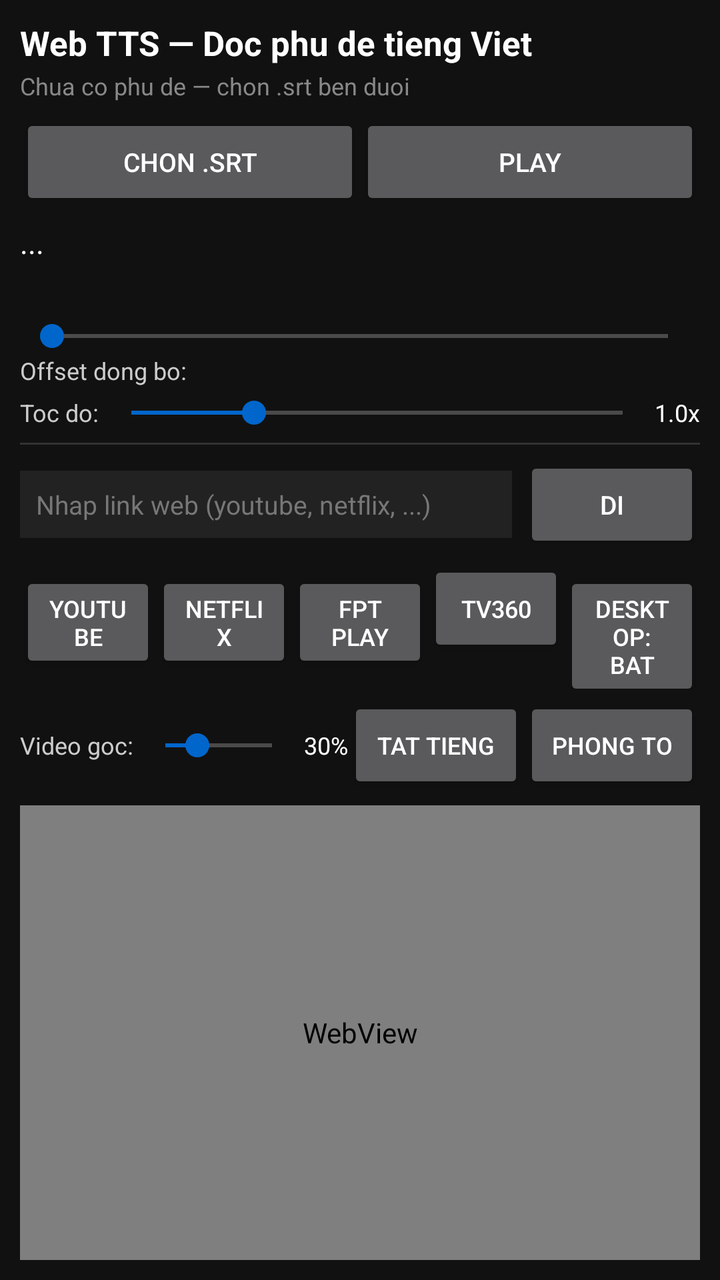
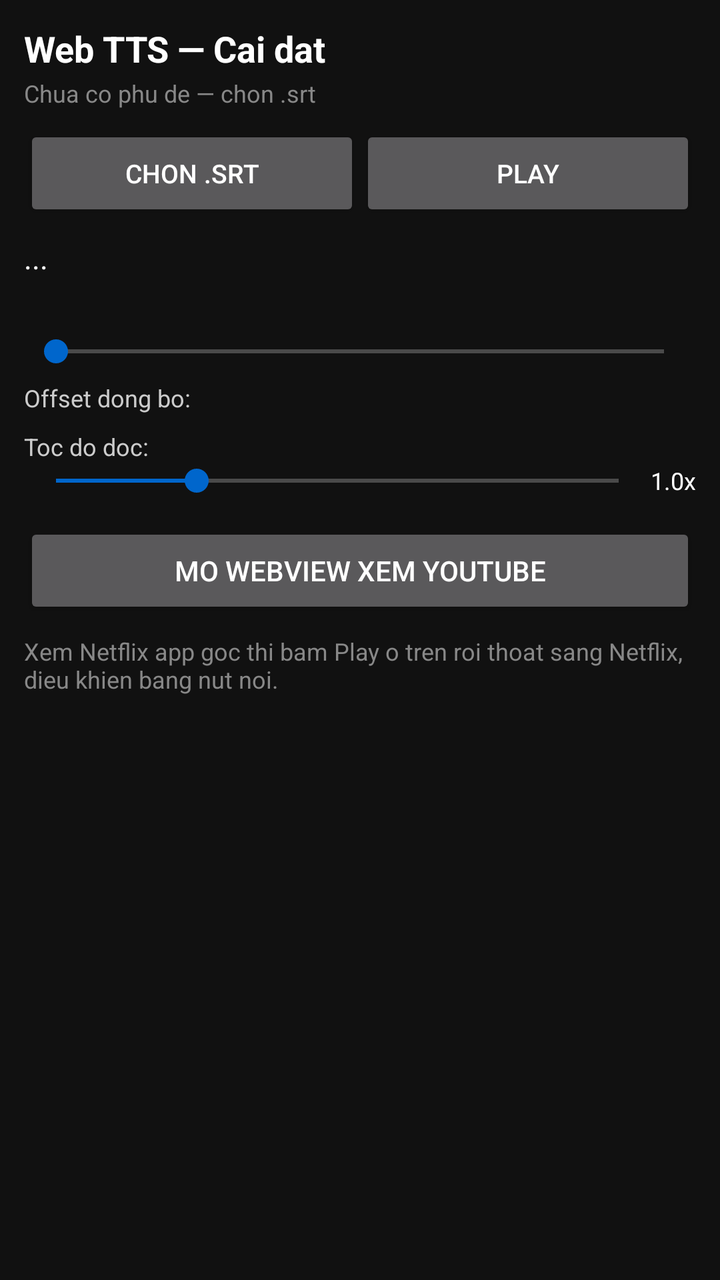

Before-and-after screenshots of an Android layout around one commit, followed by the original layout XML and the change that was made.
<!-- AndroidManifest.xml: application theme Theme.WebTTS -->
<!-- res/layout/activity_main.xml -->
<?xml version="1.0" encoding="utf-8"?>
<LinearLayout xmlns:android="http://schemas.android.com/apk/res/android"
    android:id="@+id/rootLayout"
    android:layout_width="match_parent"
    android:layout_height="match_parent"
    android:orientation="vertical"
    android:background="#111111"
    android:padding="10dp">

    
    <LinearLayout
        android:id="@+id/ttsPanel"
        android:layout_width="match_parent"
        android:layout_height="wrap_content"
        android:orientation="vertical">

        <TextView
            android:layout_width="wrap_content"
            android:layout_height="wrap_content"
            android:text="Web TTS — Doc phu de tieng Viet"
            android:textColor="#FFFFFF"
            android:textSize="17sp"
            android:textStyle="bold" />

        <TextView
            android:id="@+id/tvStatus"
            android:layout_width="wrap_content"
            android:layout_height="wrap_content"
            android:layout_marginTop="2dp"
            android:text="Chua co phu de — chon .srt ben duoi"
            android:textColor="#888888"
            android:textSize="12sp" />

        <LinearLayout
            android:layout_width="match_parent"
            android:layout_height="wrap_content"
            android:layout_marginTop="6dp"
            android:orientation="horizontal">

            <Button
                android:id="@+id/btnPickSrt"
                android:layout_width="0dp"
                android:layout_height="wrap_content"
                android:layout_weight="1"
                android:text="Chon .srt"
                android:textSize="13sp" />

            <Button
                android:id="@+id/btnPlayPause"
                android:layout_width="0dp"
                android:layout_height="wrap_content"
                android:layout_weight="1"
                android:text="Play"
                android:textSize="13sp" />
        </LinearLayout>

        <TextView
            android:id="@+id/tvCue"
            android:layout_width="match_parent"
            android:layout_height="wrap_content"
            android:layout_marginTop="6dp"
            android:minHeight="48dp"
            android:maxLines="3"
            android:ellipsize="end"
            android:text="..."
            android:textColor="#FFFFFF"
            android:textSize="15sp" />

        <SeekBar
            android:id="@+id/seekPos"
            android:layout_width="match_parent"
            android:layout_height="wrap_content" />

        
        <TextView
            android:layout_width="wrap_content"
            android:layout_height="wrap_content"
            android:text="Offset dong bo:"
            android:textColor="#CCCCCC"
            android:textSize="12sp" />

        <HorizontalScrollView
            android:layout_width="match_parent"
            android:layout_height="wrap_content"
            android:scrollbars="none">

            <LinearLayout
                android:id="@+id/rowOffset"
                android:layout_width="wrap_content"
                android:layout_height="wrap_content"
                android:orientation="horizontal" />
        </HorizontalScrollView>

        <LinearLayout
            android:layout_width="match_parent"
            android:layout_height="wrap_content"
            android:layout_marginTop="4dp"
            android:gravity="center_vertical"
            android:orientation="horizontal">

            <TextView
                android:layout_width="wrap_content"
                android:layout_height="wrap_content"
                android:text="Toc do:"
                android:textColor="#CCCCCC"
                android:textSize="12sp" />

            <SeekBar
                android:id="@+id/seekRate"
                android:layout_width="0dp"
                android:layout_height="wrap_content"
                android:layout_weight="1"
                android:max="200"
                android:progress="50" />

            <TextView
                android:id="@+id/tvRate"
                android:layout_width="wrap_content"
                android:layout_height="wrap_content"
                android:text="1.0x"
                android:textColor="#FFFFFF"
                android:textSize="12sp" />
        </LinearLayout>
    </LinearLayout>

    
    <View
        android:layout_width="match_parent"
        android:layout_height="1dp"
        android:layout_marginTop="6dp"
        android:background="#333333" />

    <LinearLayout
        android:id="@+id/webBar"
        android:layout_width="match_parent"
        android:layout_height="wrap_content"
        android:layout_marginTop="6dp"
        android:gravity="center_vertical"
        android:orientation="horizontal">

        <EditText
            android:id="@+id/etUrl"
            android:layout_width="0dp"
            android:layout_height="wrap_content"
            android:layout_weight="1"
            android:hint="Nhap link web (youtube, netflix, ...)"
            android:textColor="#FFFFFF"
            android:textColorHint="#777777"
            android:textSize="13sp"
            android:singleLine="true"
            android:inputType="textUri"
            android:background="#222222"
            android:padding="8dp" />

        <Button
            android:id="@+id/btnGo"
            android:layout_width="wrap_content"
            android:layout_height="wrap_content"
            android:layout_marginStart="6dp"
            android:text="Di"
            android:textSize="13sp" />
    </LinearLayout>

    
    <LinearLayout
        android:id="@+id/rowPreset"
        android:layout_width="match_parent"
        android:layout_height="wrap_content"
        android:layout_marginTop="4dp"
        android:orientation="horizontal">

        <Button
            android:id="@+id/btnPresetYt"
            android:layout_width="0dp"
            android:layout_height="wrap_content"
            android:layout_weight="1"
            android:text="YouTube"
            android:textSize="12sp" />

        <Button
            android:id="@+id/btnPresetNf"
            android:layout_width="0dp"
            android:layout_height="wrap_content"
            android:layout_weight="1"
            android:text="Netflix"
            android:textSize="12sp" />

        <Button
            android:id="@+id/btnPresetFpt"
            android:layout_width="0dp"
            android:layout_height="wrap_content"
            android:layout_weight="1"
            android:text="FPT Play"
            android:textSize="12sp" />

        <Button
            android:id="@+id/btnPresetTv"
            android:layout_width="0dp"
            android:layout_height="wrap_content"
            android:layout_weight="1"
            android:text="TV360"
            android:textSize="12sp" />

        <Button
            android:id="@+id/btnDesktop"
            android:layout_width="0dp"
            android:layout_height="wrap_content"
            android:layout_weight="1"
            android:text="Desktop: Bat"
            android:textSize="12sp" />
    </LinearLayout>

    
    <LinearLayout
        android:id="@+id/volBar"
        android:layout_width="match_parent"
        android:layout_height="wrap_content"
        android:layout_marginTop="4dp"
        android:gravity="center_vertical"
        android:orientation="horizontal">

        <TextView
            android:layout_width="wrap_content"
            android:layout_height="wrap_content"
            android:text="Video goc:"
            android:textColor="#CCCCCC"
            android:textSize="12sp" />

        <SeekBar
            android:id="@+id/seekVideoVol"
            android:layout_width="0dp"
            android:layout_height="wrap_content"
            android:layout_weight="1"
            android:max="100"
            android:progress="30" />

        <TextView
            android:id="@+id/tvVideoVol"
            android:layout_width="wrap_content"
            android:layout_height="wrap_content"
            android:text="30%"
            android:textColor="#FFFFFF"
            android:textSize="12sp" />

        <Button
            android:id="@+id/btnMute"
            android:layout_width="wrap_content"
            android:layout_height="wrap_content"
            android:text="Tat tieng"
            android:textSize="12sp" />

        <Button
            android:id="@+id/btnFullscreen"
            android:layout_width="wrap_content"
            android:layout_height="wrap_content"
            android:text="Phong to"
            android:textSize="12sp" />
    </LinearLayout>

    
    <FrameLayout
        android:id="@+id/webContainer"
        android:layout_width="match_parent"
        android:layout_height="0dp"
        android:layout_weight="1"
        android:layout_marginTop="6dp">

        <WebView
            android:id="@+id/webView"
            android:layout_width="match_parent"
            android:layout_height="match_parent" />
    </FrameLayout>

</LinearLayout>
<!-- resources referenced by this layout -->
<resources>
  <style name="Theme.WebTTS" parent="Theme.AppCompat.NoActionBar">
          <item name="colorPrimary">#0066CC</item>
          <item name="colorPrimaryDark">#004C99</item>
          <item name="colorAccent">#0066CC</item>
          <item name="android:windowBackground">#111111</item>
          <item name="android:textColorPrimary">#FFFFFF</item>
          <item name="android:textColorSecondary">#CCCCCC</item>
          <item name="alertDialogTheme">@style/Theme.WebTTS.Dialog</item>
      </style>
  <style name="Theme.WebTTS.Dialog" parent="Theme.AppCompat.Dialog.Alert">
          <item name="colorPrimary">#0066CC</item>
          <item name="colorAccent">#0066CC</item>
          <item name="android:windowBackground">#222222</item>
          <item name="android:textColorPrimary">#FFFFFF</item>
          <item name="android:textColorSecondary">#CCCCCC</item>
      </style>
</resources>

<!-- the commit's change to res/layout/activity_main.xml (unified diff, before → after) -->
@@ -1,25 +1,22 @@
 <?xml version="1.0" encoding="utf-8"?>
-<LinearLayout xmlns:android="http://schemas.android.com/apk/res/android"
-    android:id="@+id/rootLayout"
+<ScrollView xmlns:android="http://schemas.android.com/apk/res/android"
     android:layout_width="match_parent"
     android:layout_height="match_parent"
-    android:orientation="vertical"
     android:background="#111111"
-    android:padding="10dp">
+    android:fillViewport="true">
 
-    
     <LinearLayout
-        android:id="@+id/ttsPanel"
         android:layout_width="match_parent"
         android:layout_height="wrap_content"
-        android:orientation="vertical">
+        android:orientation="vertical"
+        android:padding="12dp">
 
         <TextView
             android:layout_width="wrap_content"
             android:layout_height="wrap_content"
-            android:text="Web TTS — Doc phu de tieng Viet"
+            android:text="Web TTS — Cai dat"
             android:textColor="#FFFFFF"
-            android:textSize="17sp"
+            android:textSize="18sp"
             android:textStyle="bold" />
 
         <TextView
@@ -27,14 +24,14 @@
             android:layout_width="wrap_content"
             android:layout_height="wrap_content"
             android:layout_marginTop="2dp"
-            android:text="Chua co phu de — chon .srt ben duoi"
+            android:text="Chua co phu de — chon .srt"
             android:textColor="#888888"
             android:textSize="12sp" />
 
         <LinearLayout
             android:layout_width="match_parent"
             android:layout_height="wrap_content"
-            android:layout_marginTop="6dp"
+            android:layout_marginTop="8dp"
             android:orientation="horizontal">
 
             <Button
@@ -58,9 +55,9 @@
             android:id="@+id/tvCue"
             android:layout_width="match_parent"
             android:layout_height="wrap_content"
-            android:layout_marginTop="6dp"
+            android:layout_marginTop="8dp"
             android:minHeight="48dp"
-            android:maxLines="3"
+            android:maxLines="4"
             android:ellipsize="end"
             android:text="..."
             android:textColor="#FFFFFF"
@@ -71,10 +68,10 @@
             android:layout_width="match_parent"
             android:layout_height="wrap_content" />
 
-        
         <TextView
             android:layout_width="wrap_content"
             android:layout_height="wrap_content"
+            android:layout_marginTop="6dp"
             android:text="Offset dong bo:"
             android:textColor="#CCCCCC"
             android:textSize="12sp" />
@@ -91,19 +88,19 @@
                 android:orientation="horizontal" />
         </HorizontalScrollView>
 
+        <TextView
+            android:layout_width="wrap_content"
+            android:layout_height="wrap_content"
+            android:layout_marginTop="8dp"
+            android:text="Toc do doc:"
+            android:textColor="#CCCCCC"
+            android:textSize="12sp" />
+
         <LinearLayout
             android:layout_width="match_parent"
             android:layout_height="wrap_content"
-            android:layout_marginTop="4dp"
             android:gravity="center_vertical"
             android:orientation="horizontal">
-
-            <TextView
-                android:layout_width="wrap_content"
-                android:layout_height="wrap_content"
-                android:text="Toc do:"
-                android:textColor="#CCCCCC"
-                android:textSize="12sp" />
 
             <SeekBar
                 android:id="@+id/seekRate"
@@ -121,154 +118,22 @@
                 android:textColor="#FFFFFF"
                 android:textSize="12sp" />
         </LinearLayout>
-    </LinearLayout>
-
-    
-    <View
-        android:layout_width="match_parent"
-        android:layout_height="1dp"
-        android:layout_marginTop="6dp"
-        android:background="#333333" />
-
-    <LinearLayout
-        android:id="@+id/webBar"
-        android:layout_width="match_parent"
-        android:layout_height="wrap_content"
-        android:layout_marginTop="6dp"
-        android:gravity="center_vertical"
-        android:orientation="horizontal">
-
-        <EditText
-            android:id="@+id/etUrl"
-            android:layout_width="0dp"
-            android:layout_height="wrap_content"
-            android:layout_weight="1"
-            android:hint="Nhap link web (youtube, netflix, ...)"
-            android:textColor="#FFFFFF"
-            android:textColorHint="#777777"
-            android:textSize="13sp"
-            android:singleLine="true"
-            android:inputType="textUri"
-            android:background="#222222"
-            android:padding="8dp" />
 
         <Button
-            android:id="@+id/btnGo"
-            android:layout_width="wrap_content"
+            android:id="@+id/btnOpenWeb"
+            android:layout_width="match_parent"
             android:layout_height="wrap_content"
-            android:layout_marginStart="6dp"
-            android:text="Di"
-            android:textSize="13sp" />
-    </LinearLayout>
-
-    
-    <LinearLayout
-        android:id="@+id/rowPreset"
-        android:layout_width="match_parent"
-        android:layout_height="wrap_content"
-        android:layout_marginTop="4dp"
-        android:orientation="horizontal">
-
-        <Button
-            android:id="@+id/btnPresetYt"
-            android:layout_width="0dp"
-            android:layout_height="wrap_content"
-            android:layout_weight="1"
-            android:text="YouTube"
-            android:textSize="12sp" />
-
-        <Button
-            android:id="@+id/btnPresetNf"
-            android:layout_width="0dp"
-            android:layout_height="wrap_content"
-            android:layout_weight="1"
-            android:text="Netflix"
-            android:textSize="12sp" />
-
-        <Button
-            android:id="@+id/btnPresetFpt"
-            android:layout_width="0dp"
-            android:layout_height="wrap_content"
-            android:layout_weight="1"
-            android:text="FPT Play"
-            android:textSize="12sp" />
-
-        <Button
-            android:id="@+id/btnPresetTv"
-            android:layout_width="0dp"
-            android:layout_height="wrap_content"
-            android:layout_weight="1"
-            android:text="TV360"
-            android:textSize="12sp" />
-
-        <Button
-            android:id="@+id/btnDesktop"
-            android:layout_width="0dp"
-            android:layout_height="wrap_content"
-            android:layout_weight="1"
-            android:text="Desktop: Bat"
-            android:textSize="12sp" />
-    </LinearLayout>
-
-    
-    <LinearLayout
-        android:id="@+id/volBar"
-        android:layout_width="match_parent"
-        android:layout_height="wrap_content"
-        android:layout_marginTop="4dp"
-        android:gravity="center_vertical"
-        android:orientation="horizontal">
+            android:layout_marginTop="12dp"
+            android:text="Mo WebView xem YouTube"
+            android:textSize="14sp" />
 
         <TextView
             android:layout_width="wrap_content"
             android:layout_height="wrap_content"
-            android:text="Video goc:"
-            android:textColor="#CCCCCC"
+            android:layout_marginTop="8dp"
+            android:text="Xem Netflix app goc thi bam Play o tren roi thoat sang Netflix, dieu khien bang nut noi."
+            android:textColor="#888888"
             android:textSize="12sp" />
 
-        <SeekBar
-            android:id="@+id/seekVideoVol"
-            android:layout_width="0dp"
-            android:layout_height="wrap_content"
-            android:layout_weight="1"
-            android:max="100"
-            android:progress="30" />
-
-        <TextView
-            android:id="@+id/tvVideoVol"
-            android:layout_width="wrap_content"
-            android:layout_height="wrap_content"
-            android:text="30%"
-            android:textColor="#FFFFFF"
-            android:textSize="12sp" />
-
-        <Button
-            android:id="@+id/btnMute"
-            android:layout_width="wrap_content"
-            android:layout_height="wrap_content"
-            android:text="Tat tieng"
-            android:textSize="12sp" />
-
-        <Button
-            android:id="@+id/btnFullscreen"
-            android:layout_width="wrap_content"
-            android:layout_height="wrap_content"
-            android:text="Phong to"
-            android:textSize="12sp" />
     </LinearLayout>
-
-    
-    <FrameLayout
-        android:id="@+id/webContainer"
-        android:layout_width="match_parent"
-        android:layout_height="0dp"
-        android:layout_weight="1"
-        android:layout_marginTop="6dp">
-
-        <WebView
-            android:id="@+id/webView"
-            android:layout_width="match_parent"
-            android:layout_height="match_parent" />
-    </FrameLayout>
-
-</LinearLayout>
+</ScrollView>
